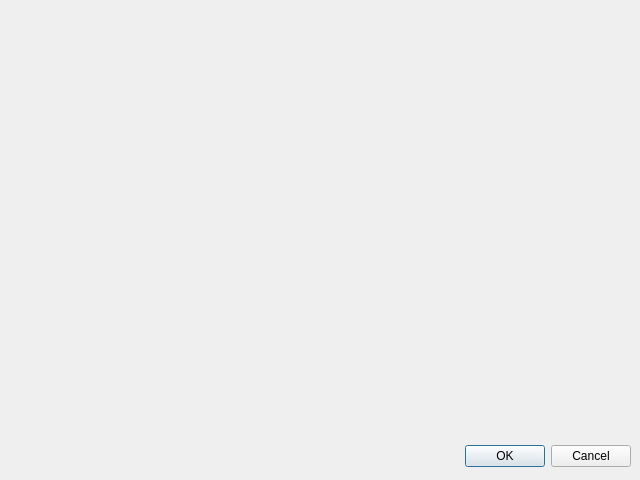
The window that cpersonaledit.ui (joergpauly/megaroster) describes before a commit, drawn with Qt 5.
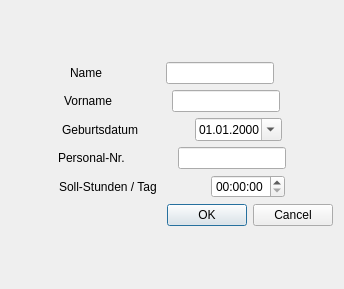
The same window after the commit.

Commit message: CPersonalEdit angelegt

```diff
--- a/cpersonaledit.ui
+++ b/cpersonaledit.ui
@@ -5,29 +5,307 @@
    <rect>
     <x>0</x>
     <y>0</y>
-    <width>640</width>
-    <height>480</height>
+    <width>344</width>
+    <height>289</height>
    </rect>
   </property>
   <property name="windowTitle">
    <string>Dialog</string>
   </property>
-  <widget class="QDialogButtonBox" name="buttonBox">
-   <property name="geometry">
-    <rect>
-     <x>10</x>
-     <y>440</y>
-     <width>621</width>
-     <height>32</height>
-    </rect>
-   </property>
-   <property name="orientation">
-    <enum>Qt::Horizontal</enum>
-   </property>
-   <property name="standardButtons">
-    <set>QDialogButtonBox::Cancel|QDialogButtonBox::Ok</set>
-   </property>
-  </widget>
+  <layout class="QVBoxLayout" name="verticalLayout">
+   <item>
+    <layout class="QVBoxLayout" name="verticalLayout_2">
+     <property name="sizeConstraint">
+      <enum>QLayout::SetMaximumSize</enum>
+     </property>
+     <item>
+      <layout class="QHBoxLayout" name="horizontalLayout">
+       <item>
+        <spacer name="horizontalSpacer_2">
+         <property name="orientation">
+          <enum>Qt::Horizontal</enum>
+         </property>
+         <property name="sizeHint" stdset="0">
+          <size>
+           <width>40</width>
+           <height>20</height>
+          </size>
+         </property>
+        </spacer>
+       </item>
+       <item>
+        <widget class="QLabel" name="label">
+         <property name="text">
+          <string>Name</string>
+         </property>
+        </widget>
+       </item>
+       <item>
+        <spacer name="horizontalSpacer">
+         <property name="orientation">
+          <enum>Qt::Horizontal</enum>
+         </property>
+         <property name="sizeHint" stdset="0">
+          <size>
+           <width>40</width>
+           <height>20</height>
+          </size>
+         </property>
+        </spacer>
+       </item>
+       <item>
+        <widget class="QLineEdit" name="txtName"/>
+       </item>
+       <item>
+        <spacer name="horizontalSpacer_3">
+         <property name="orientation">
+          <enum>Qt::Horizontal</enum>
+         </property>
+         <property name="sizeHint" stdset="0">
+          <size>
+           <width>40</width>
+           <height>20</height>
+          </size>
+         </property>
+        </spacer>
+       </item>
+      </layout>
+     </item>
+     <item>
+      <layout class="QHBoxLayout" name="horizontalLayout_2">
+       <item>
+        <spacer name="horizontalSpacer_4">
+         <property name="orientation">
+          <enum>Qt::Horizontal</enum>
+         </property>
+         <property name="sizeHint" stdset="0">
+          <size>
+           <width>40</width>
+           <height>20</height>
+          </size>
+         </property>
+        </spacer>
+       </item>
+       <item>
+        <widget class="QLabel" name="label_2">
+         <property name="text">
+          <string>Vorname</string>
+         </property>
+        </widget>
+       </item>
+       <item>
+        <spacer name="horizontalSpacer_5">
+         <property name="orientation">
+          <enum>Qt::Horizontal</enum>
+         </property>
+         <property name="sizeHint" stdset="0">
+          <size>
+           <width>40</width>
+           <height>20</height>
+          </size>
+         </property>
+        </spacer>
+       </item>
+       <item>
+        <widget class="QLineEdit" name="txtVName"/>
+       </item>
+       <item>
+        <spacer name="horizontalSpacer_6">
+         <property name="orientation">
+          <enum>Qt::Horizontal</enum>
+         </property>
+         <property name="sizeHint" stdset="0">
+          <size>
+           <width>40</width>
+           <height>20</height>
+          </size>
+         </property>
+        </spacer>
+       </item>
+      </layout>
+     </item>
+     <item>
+      <layout class="QHBoxLayout" name="horizontalLayout_3">
+       <item>
+        <spacer name="horizontalSpacer_7">
+         <property name="orientation">
+          <enum>Qt::Horizontal</enum>
+         </property>
+         <property name="sizeHint" stdset="0">
+          <size>
+           <width>40</width>
+           <height>20</height>
+          </size>
+         </property>
+        </spacer>
+       </item>
+       <item>
+        <widget class="QLabel" name="label_3">
+         <property name="text">
+          <string>Geburtsdatum</string>
+         </property>
+        </widget>
+       </item>
+       <item>
+        <spacer name="horizontalSpacer_8">
+         <property name="orientation">
+          <enum>Qt::Horizontal</enum>
+         </property>
+         <property name="sizeHint" stdset="0">
+          <size>
+           <width>40</width>
+           <height>20</height>
+          </size>
+         </property>
+        </spacer>
+       </item>
+       <item>
+        <widget class="QDateEdit" name="datGebDat">
+         <property name="buttonSymbols">
+          <enum>QAbstractSpinBox::PlusMinus</enum>
+         </property>
+         <property name="displayFormat">
+          <string>dd.MM.yyyy</string>
+         </property>
+         <property name="calendarPopup">
+          <bool>true</bool>
+         </property>
+        </widget>
+       </item>
+       <item>
+        <spacer name="horizontalSpacer_9">
+         <property name="orientation">
+          <enum>Qt::Horizontal</enum>
+         </property>
+         <property name="sizeHint" stdset="0">
+          <size>
+           <width>40</width>
+           <height>20</height>
+          </size>
+         </property>
+        </spacer>
+       </item>
+      </layout>
+     </item>
+     <item>
+      <layout class="QHBoxLayout" name="horizontalLayout_4">
+       <item>
+        <spacer name="horizontalSpacer_10">
+         <property name="orientation">
+          <enum>Qt::Horizontal</enum>
+         </property>
+         <property name="sizeHint" stdset="0">
+          <size>
+           <width>40</width>
+           <height>20</height>
+          </size>
+         </property>
+        </spacer>
+       </item>
+       <item>
+        <widget class="QLabel" name="label_4">
+         <property name="text">
+          <string>Personal-Nr.</string>
+         </property>
+        </widget>
+       </item>
+       <item>
+        <spacer name="horizontalSpacer_11">
+         <property name="orientation">
+          <enum>Qt::Horizontal</enum>
+         </property>
+         <property name="sizeHint" stdset="0">
+          <size>
+           <width>40</width>
+           <height>20</height>
+          </size>
+         </property>
+        </spacer>
+       </item>
+       <item>
+        <widget class="QLineEdit" name="txtPersNo"/>
+       </item>
+       <item>
+        <spacer name="horizontalSpacer_12">
+         <property name="orientation">
+          <enum>Qt::Horizontal</enum>
+         </property>
+         <property name="sizeHint" stdset="0">
+          <size>
+           <width>40</width>
+           <height>20</height>
+          </size>
+         </property>
+        </spacer>
+       </item>
+      </layout>
+     </item>
+     <item>
+      <layout class="QHBoxLayout" name="horizontalLayout_5">
+       <item>
+        <spacer name="horizontalSpacer_13">
+         <property name="orientation">
+          <enum>Qt::Horizontal</enum>
+         </property>
+         <property name="sizeHint" stdset="0">
+          <size>
+           <width>40</width>
+           <height>20</height>
+          </size>
+         </property>
+        </spacer>
+       </item>
+       <item>
+        <widget class="QLabel" name="label_5">
+         <property name="text">
+          <string>Soll-Stunden / Tag</string>
+         </property>
+        </widget>
+       </item>
+       <item>
+        <spacer name="horizontalSpacer_14">
+         <property name="orientation">
+          <enum>Qt::Horizontal</enum>
+         </property>
+         <property name="sizeHint" stdset="0">
+          <size>
+           <width>40</width>
+           <height>20</height>
+          </size>
+         </property>
+        </spacer>
+       </item>
+       <item>
+        <widget class="QTimeEdit" name="timSollTag"/>
+       </item>
+       <item>
+        <spacer name="horizontalSpacer_15">
+         <property name="orientation">
+          <enum>Qt::Horizontal</enum>
+         </property>
+         <property name="sizeHint" stdset="0">
+          <size>
+           <width>40</width>
+           <height>20</height>
+          </size>
+         </property>
+        </spacer>
+       </item>
+      </layout>
+     </item>
+     <item>
+      <widget class="QDialogButtonBox" name="buttonBox">
+       <property name="orientation">
+        <enum>Qt::Horizontal</enum>
+       </property>
+       <property name="standardButtons">
+        <set>QDialogButtonBox::Cancel|QDialogButtonBox::Ok</set>
+       </property>
+      </widget>
+     </item>
+    </layout>
+   </item>
+  </layout>
  </widget>
  <resources/>
  <connections>
```
Left out of the diff: 3 changed lines with no effect on the pictures. The commit also changes 3 other files.
